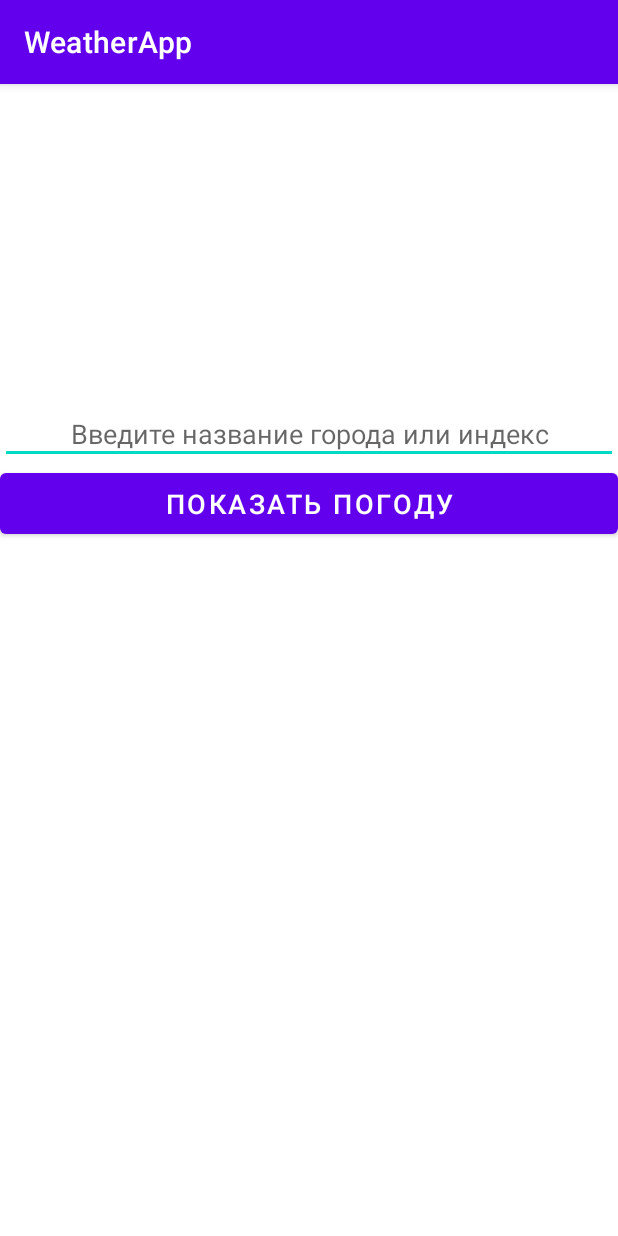
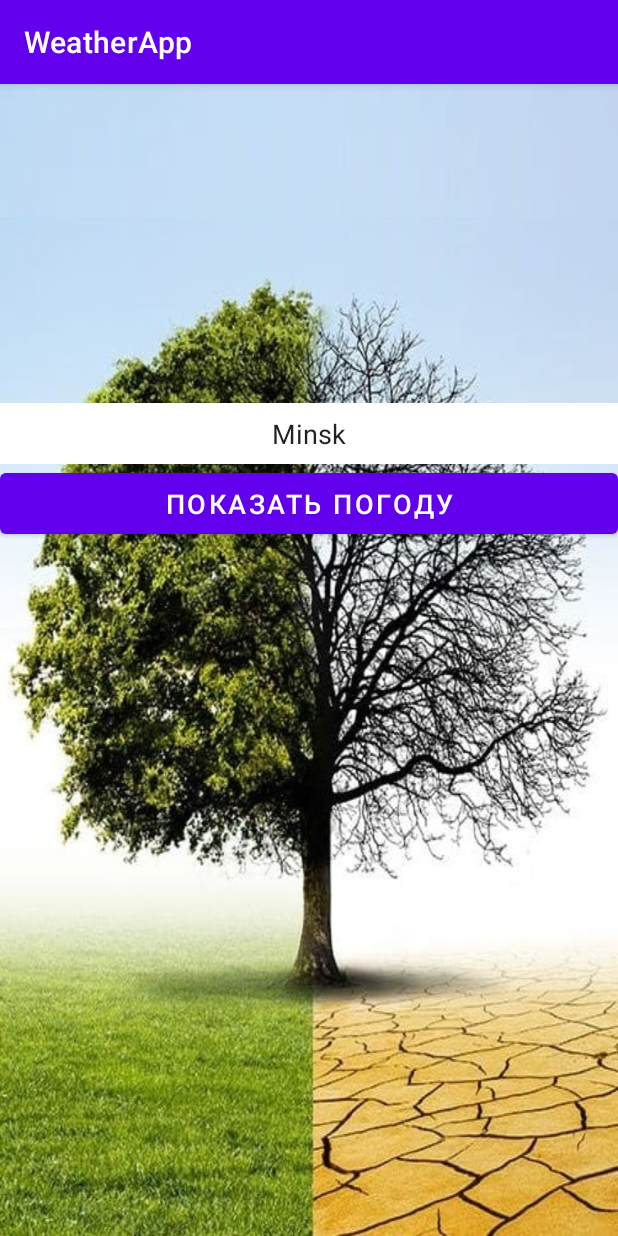
Before and after one commit to VadimSquorpikkor/WeatherApp, an Android app: the screen it shows after launch (MainActivity), on a phone screen of 412 x 824 dp. Run offline under Robolectric (Android 15) with nearby library versions, the phone set to English and light mode, and no system bars.

Commit message:
работает

```diff
--- a/app/src/main/AndroidManifest.xml
+++ b/app/src/main/AndroidManifest.xml
@@ -1,7 +1,7 @@
 <?xml version="1.0" encoding="utf-8"?>
 <manifest xmlns:android="http://schemas.android.com/apk/res/android"
     package="com.squorpikkor.weatherapp">
-
+    <uses-permission android:name="android.permission.INTERNET"/>
     <application
         android:allowBackup="true"
         android:icon="@mipmap/ic_launcher"
--- a/app/src/main/res/layout/activity_main.xml
+++ b/app/src/main/res/layout/activity_main.xml
@@ -4,23 +4,26 @@
     xmlns:tools="http://schemas.android.com/tools"
     android:layout_width="match_parent"
     android:layout_height="match_parent"
-    tools:context=".MainActivity">
+    tools:context=".MainActivity"
+    android:background="@drawable/tree3">
 
     <EditText
+        android:background="#FFFFFF"
+        android:id="@+id/edit_text_city"
         android:gravity="center"
         android:padding="8dp"
-        android:id="@+id/edit_text_city"
         android:textSize="18sp"
          android:layout_width="0dp"
         android:layout_height="wrap_content"
+        android:text="Minsk"
         android:hint="Введите название города или индекс"
         app:layout_constraintBottom_toTopOf="@+id/guideline11"
         app:layout_constraintEnd_toEndOf="parent"
         app:layout_constraintStart_toStartOf="parent" />
 
     <Button
+        android:id="@+id/button_show_weather"
         android:padding="8dp"
-        android:id="@+id/button_show_weather"
         android:layout_width="0dp"
         android:layout_height="wrap_content"
         android:text="Показать погоду"
@@ -31,17 +34,16 @@
         app:layout_constraintTop_toBottomOf="@+id/edit_text_city" />
 
     <TextView
-        android:id="@+id/textView"
+        android:id="@+id/text_view_weather"
         android:layout_width="0dp"
         android:layout_height="wrap_content"
-
-        android:text="TextView"
-        android:textColor="#FFFFFF"
-        android:textSize="24sp"
+        android:textColor="#ffffff"
+        android:gravity="center"
+        android:textSize="26sp"
         app:layout_constraintBottom_toBottomOf="parent"
         app:layout_constraintEnd_toEndOf="parent"
         app:layout_constraintStart_toStartOf="parent"
-        app:layout_constraintTop_toBottomOf="@+id/button_show_weather" />
+        android:layout_margin="20dp"/>
 
 
 
```
Also changed, not shown: app/src/main/java/com/squorpikkor/weatherapp/MainActivity.java (+89 -0 lines), app/src/main/res/drawable-v24/tree3.jpg (added), app/src/main/res/drawable/tree2.jpg (added).
